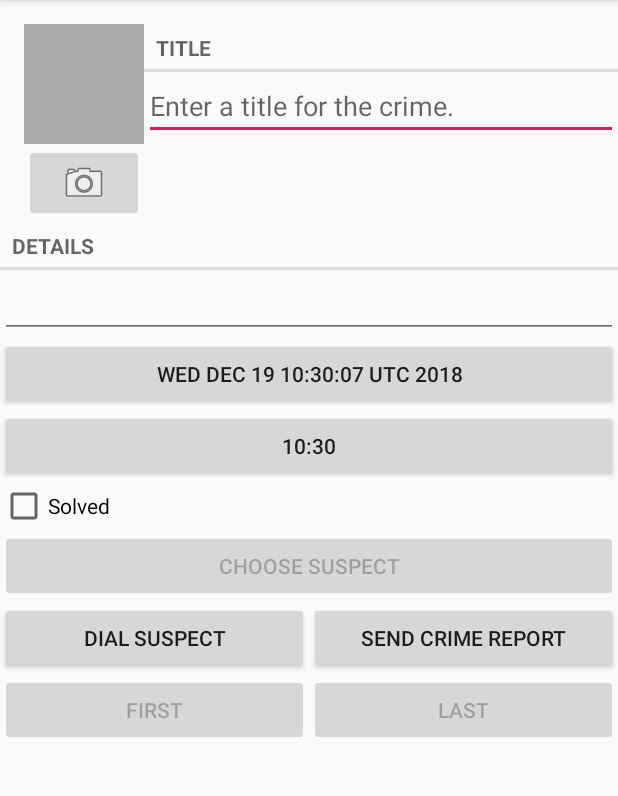
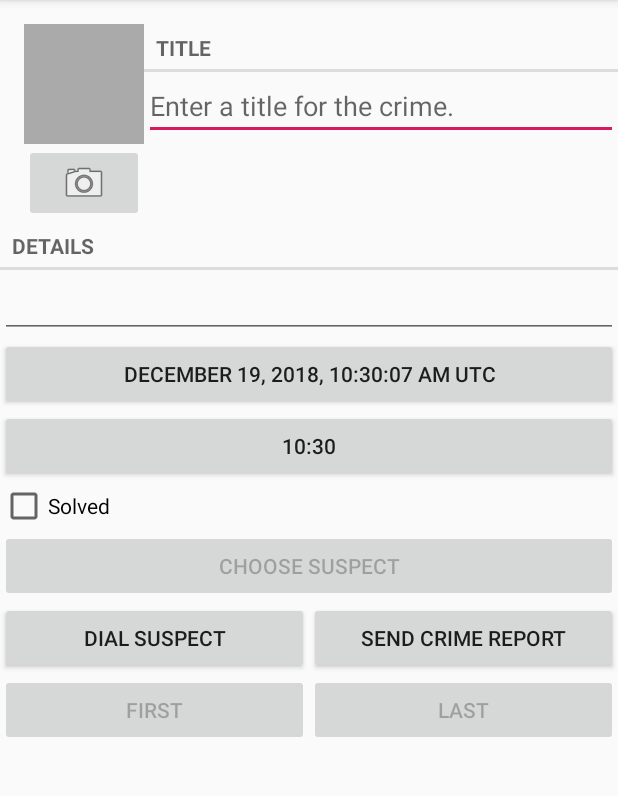
Before and after one commit to andreimironov/BigNerdRanch_CriminalIntent, an Android app: the screen it shows after launch (CrimePagerActivity), after a tap on "ADD CRIME", on a phone screen of 412 x 824 dp, the part 84-880 px from its top. Run offline under Robolectric (Android 15) with nearby library versions, the phone set to English and light mode, and no system bars.

Commit message:
Ch18 Localizing Dates

```diff
--- a/app/src/main/java/com/andreimironov/criminalintent/CrimeFragment.java
+++ b/app/src/main/java/com/andreimironov/criminalintent/CrimeFragment.java
@@ -2,7 +2,6 @@ package com.andreimironov.criminalintent;
 
 import android.Manifest;
 import android.app.Activity;
-import android.app.AlertDialog;
 import android.content.Context;
 import android.content.Intent;
 import android.content.pm.PackageManager;
@@ -17,7 +16,6 @@ import androidx.core.app.ActivityCompat;
 import androidx.core.app.ShareCompat;
 import androidx.core.content.ContextCompat;
 import androidx.core.content.FileProvider;
-import androidx.fragment.app.DialogFragment;
 import androidx.fragment.app.Fragment;
 import androidx.fragment.app.FragmentManager;
 
@@ -448,7 +446,11 @@ public class CrimeFragment extends Fragment {
         calendar.setTime(date);
         int hour = calendar.get(Calendar.HOUR);
         int minute = calendar.get(Calendar.MINUTE);
-        mDateButton.setText(date.toString());
+        String dateLocale = java.text.DateFormat
+                .getDateTimeInstance(java.text.DateFormat.LONG, java.text.DateFormat.LONG)
+                .format(date)
+        ;
+        mDateButton.setText(dateLocale);
         mTimeButton.setText(hour + ":" + minute);
     }
 
```
